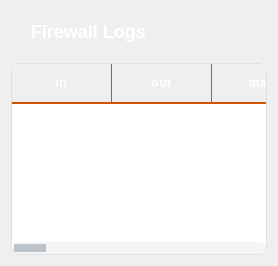
First picture: the form in frontend/tabs/tab_log.ui, repository HoangGiap1804/Firewall-Application, before the edit.
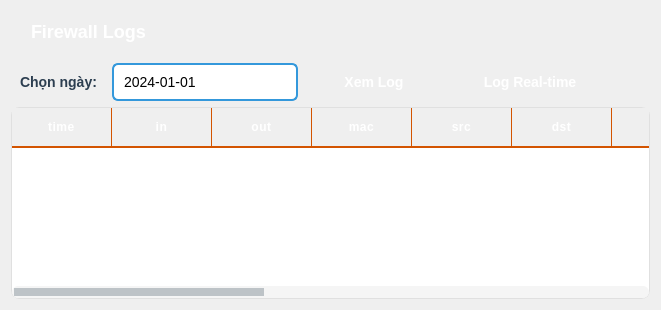
Second picture: the form after the edit.

What changed in the file:
```diff
--- a/frontend/tabs/tab_log.ui
+++ b/frontend/tabs/tab_log.ui
@@ -41,6 +41,149 @@
        </property>
       </widget>
      </item>
+     <item>
+      <layout class="QHBoxLayout" name="dateSelectionLayout">
+       <item>
+        <widget class="QLabel" name="dateLabel">
+         <property name="text">
+          <string>Chọn ngày:</string>
+         </property>
+         <property name="styleSheet">
+          <string notr="true">QLabel {
+    font-weight: 600;
+    font-size: 14px;
+    color: #2c3e50;
+    padding: 5px;
+}
+</string>
+         </property>
+        </widget>
+       </item>
+       <item>
+        <widget class="QDateEdit" name="logDateEdit">
+         <property name="calendarPopup">
+          <bool>true</bool>
+         </property>
+         <property name="dateTime">
+          <datetime>
+           <hour>0</hour>
+           <minute>0</minute>
+           <second>0</second>
+           <year>2024</year>
+           <month>1</month>
+           <day>1</day>
+          </datetime>
+         </property>
+         <property name="displayFormat">
+          <string>yyyy-MM-dd</string>
+         </property>
+         <property name="styleSheet">
+          <string notr="true">QDateEdit {
+    padding: 8px;
+    border: 2px solid #3498db;
+    border-radius: 6px;
+    font-size: 14px;
+    background-color: white;
+    min-width: 150px;
+}
+
+QDateEdit:hover {
+    border-color: #2980b9;
+}
+
+QDateEdit::drop-down {
+    border: none;
+    width: 30px;
+}
+
+QDateEdit::down-arrow {
+    image: none;
+    border-left: 5px solid transparent;
+    border-right: 5px solid transparent;
+    border-top: 6px solid #3498db;
+    margin-right: 5px;
+}
+</string>
+         </property>
+        </widget>
+       </item>
+       <item>
+        <widget class="QPushButton" name="loadLogButton">
+         <property name="text">
+          <string>Xem Log</string>
+         </property>
+         <property name="styleSheet">
+          <string notr="true">QPushButton {
+    background: qlineargradient(x1:0, y1:0, x2:0, y2:1,
+        stop:0 #3498db, stop:1 #2980b9);
+    color: white;
+    border: none;
+    border-radius: 6px;
+    padding: 8px 20px;
+    font-weight: 600;
+    font-size: 14px;
+    min-width: 100px;
+}
+
+QPushButton:hover {
+    background: qlineargradient(x1:0, y1:0, x2:0, y2:1,
+        stop:0 #2980b9, stop:1 #21618c);
+}
+
+QPushButton:pressed {
+    background: qlineargradient(x1:0, y1:0, x2:0, y2:1,
+        stop:0 #21618c, stop:1 #1a5276);
+}
+</string>
+         </property>
+        </widget>
+       </item>
+       <item>
+        <widget class="QPushButton" name="realtimeLogButton">
+         <property name="text">
+          <string>Log Real-time</string>
+         </property>
+         <property name="styleSheet">
+          <string notr="true">QPushButton {
+    background: qlineargradient(x1:0, y1:0, x2:0, y2:1,
+        stop:0 #27ae60, stop:1 #229954);
+    color: white;
+    border: none;
+    border-radius: 6px;
+    padding: 8px 20px;
+    font-weight: 600;
+    font-size: 14px;
+    min-width: 120px;
+}
+
+QPushButton:hover {
+    background: qlineargradient(x1:0, y1:0, x2:0, y2:1,
+        stop:0 #229954, stop:1 #1e8449);
+}
+
+QPushButton:pressed {
+    background: qlineargradient(x1:0, y1:0, x2:0, y2:1,
+        stop:0 #1e8449, stop:1 #196f3d);
+}
+</string>
+         </property>
+        </widget>
+       </item>
+       <item>
+        <spacer name="horizontalSpacer">
+         <property name="orientation">
+          <enum>Qt::Horizontal</enum>
+         </property>
+         <property name="sizeHint" stdset="0">
+          <size>
+           <width>40</width>
+           <height>20</height>
+          </size>
+         </property>
+        </spacer>
+       </item>
+      </layout>
+     </item>
      <item>
       <widget class="QTableWidget" name="tabLogTable">
        <property name="styleSheet">
@@ -163,6 +306,11 @@
        <property name="gridStyle">
         <enum>Qt::SolidLine</enum>
        </property>
+       <column>
+        <property name="text">
+         <string>time</string>
+        </property>
+       </column>
        <column>
         <property name="text">
          <string>in</string>
```
